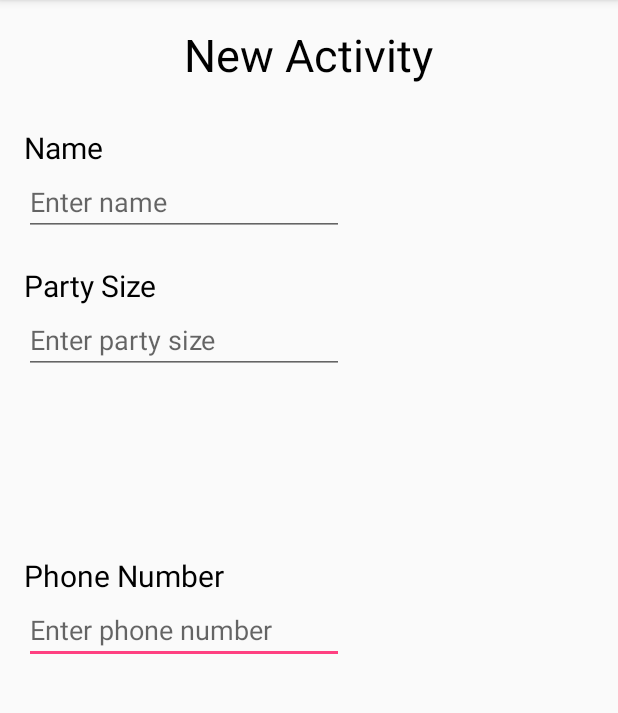
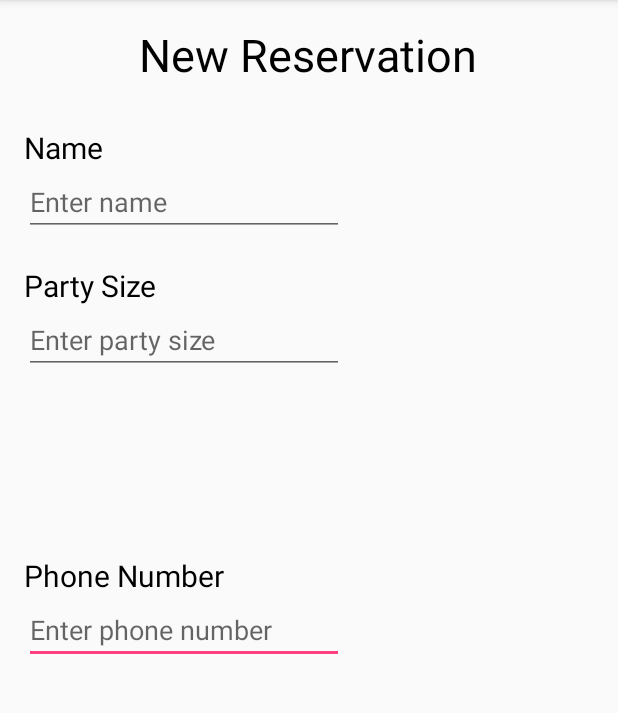
Before and after one commit to umdcs/restaurantPagingApp, an Android app: the CreateReservationActivity screen opened directly, with no data from a screen before it, on a phone screen of 412 x 824 dp, the part 84-797 px from its top. Run offline under Robolectric (Android 15) with nearby library versions, the phone set to English and light mode, and no system bars.

Commit message:
Changed the text in the text view at the top of the activity view.

```diff
--- a/Android/RestaurantPagingApp/app/src/main/res/layout/activity_create_reservation.xml
+++ b/Android/RestaurantPagingApp/app/src/main/res/layout/activity_create_reservation.xml
@@ -11,7 +11,7 @@
     tools:context="edu.umn.d.restaurantpagingapp.CreateReservationActivity">
 
     <TextView
-        android:text="New Activity"
+        android:text="New Reservation"
         android:layout_width="wrap_content"
         android:layout_height="wrap_content"
         android:id="@+id/title"
```
